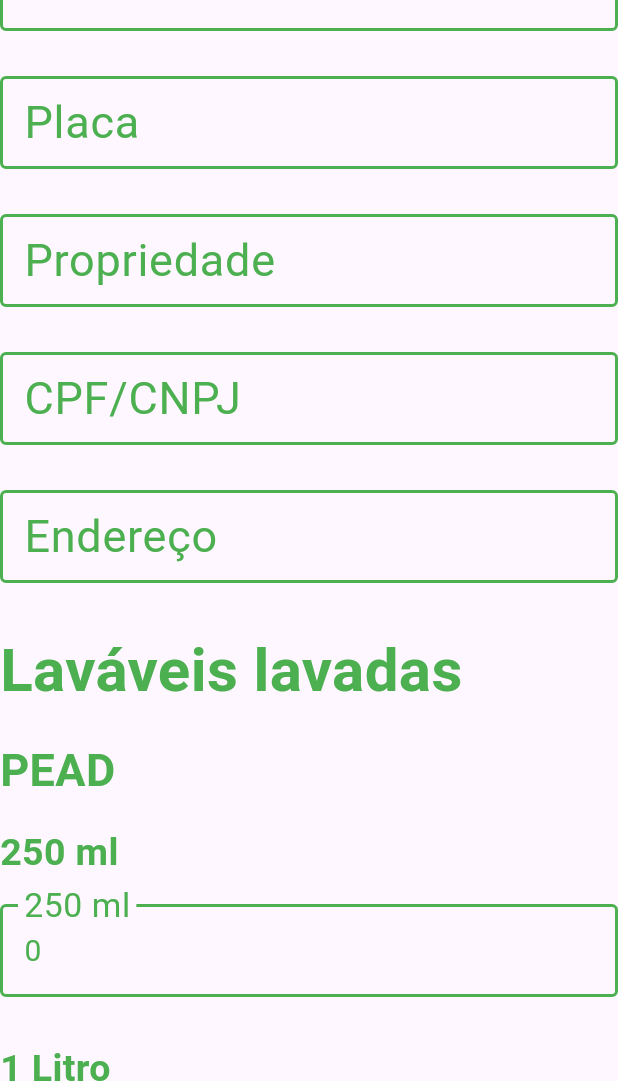
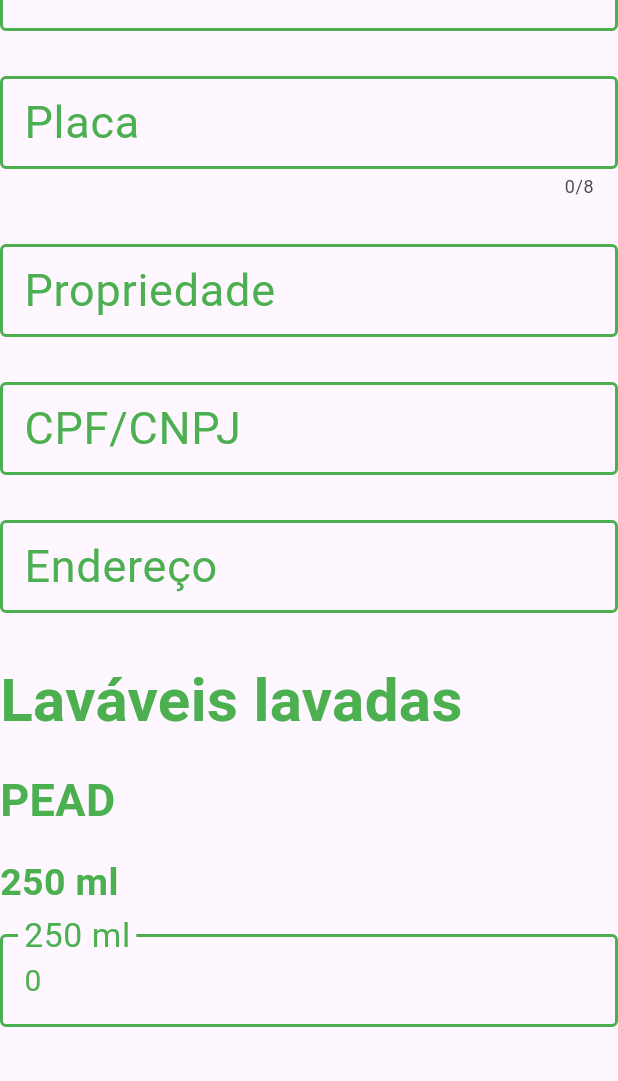
Before and after one commit to GABRIEL-ASSYS/AgroSelect-Flutter-App, a Flutter app: the RecebimentoEmbalagensScreen screen opened directly, scrolled down 576 dp, on a phone screen of 412 x 824 dp, the part 155-1236 px from its top. Run offline on Flutter 3.47's test engine with Material 3 defaults, Android fonts, the phone set to English and light mode, and no system bars; our stand-ins replace cloud_firestore, firebase_auth, firebase_core, fluttertoast, image_picker, mask_text_input_formatter and 2 more; accounts and stored records are empty; generated files the repository leaves out were written again.

Commit message:
formatando campo de placa de veículo

```diff
--- a/lib/view/relatorios/recebimento_embalagens.dart
+++ b/lib/view/relatorios/recebimento_embalagens.dart
@@ -339,15 +339,21 @@ class _RecebimentoEmbalagensScreenState extends State<RecebimentoEmbalagensScree
                                   child: TextFormField(
                                     controller: _placaController,
                                     style: AppInputs.textDecoration,
-                                    decoration: AppInputs.newInputDecoration(
-                                        "placa do veículo", "Placa"),
+                                    decoration: AppInputs.newInputDecoration("placa do veículo", "Placa"),
                                     keyboardType: TextInputType.text,
                                     validator: (value) {
                                       if (value == null || value.isEmpty) {
                                         return 'Por favor, insira uma placa';
+                                      } else if (value.length != 7 && value.length != 8) {
+                                        return 'A placa deve ter 7 ou 8 caracteres';
                                       }
                                       return null;
                                     },
+                                    inputFormatters: [
+                                      FilteringTextInputFormatter.allow(RegExp(r'[A-Za-z0-9]')),
+                                      LengthLimitingTextInputFormatter(8),
+                                    ],
+                                    maxLength: 8,
                                   ),
                                 ),
                                 Padding(
```
